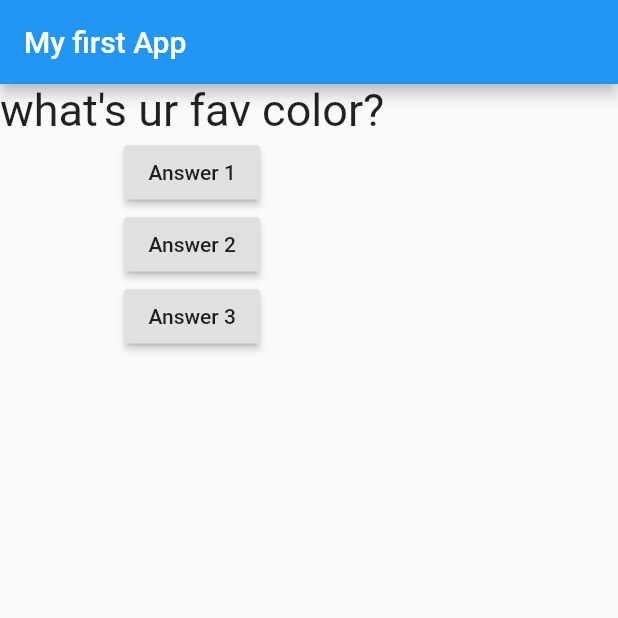
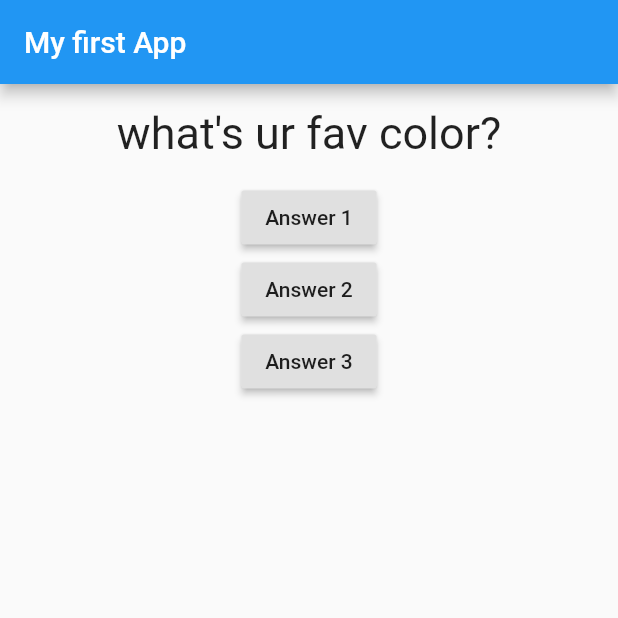
Before and after one commit to VivanVatsa/Qwizapp, a Flutter app: the screen it shows after launch, on a phone screen of 412 x 824 dp, the top half of it. Run offline on Flutter 3.47's test engine with Material 2 defaults, Android fonts, the phone set to English and light mode, and no system bars.

Commit message:
styling done

```diff
--- a/lib/question.dart
+++ b/lib/question.dart
@@ -8,6 +8,14 @@ class Question extends StatelessWidget {
 
   @override
   Widget build(BuildContext context) {
-    return Text(questionText, style: TextStyle(fontSize: 30),);
+    return Container(
+      width: double.infinity,
+      margin: EdgeInsets.all(15),
+      child: Text(
+      questionText,
+      style: TextStyle(fontSize: 30),
+      textAlign: TextAlign.center,
+      ),
+    );
   }
 }
```
Also changed, not shown: 2 other files.
